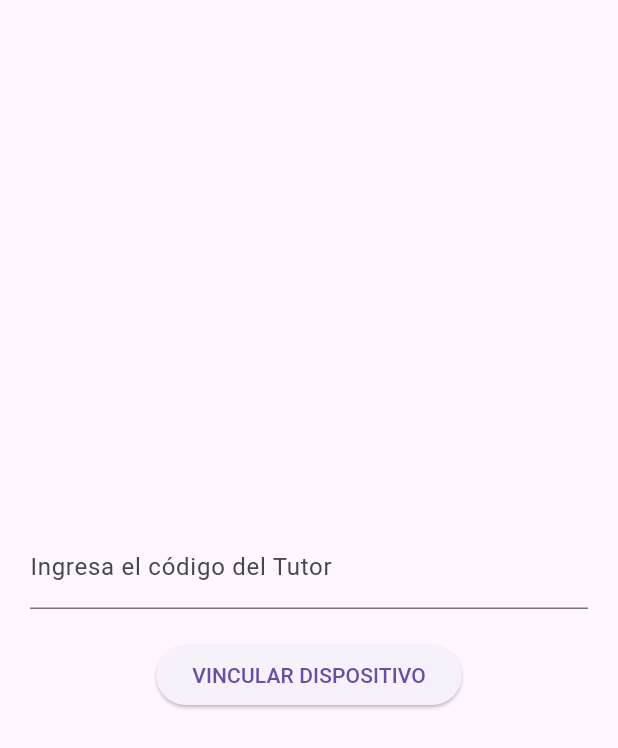
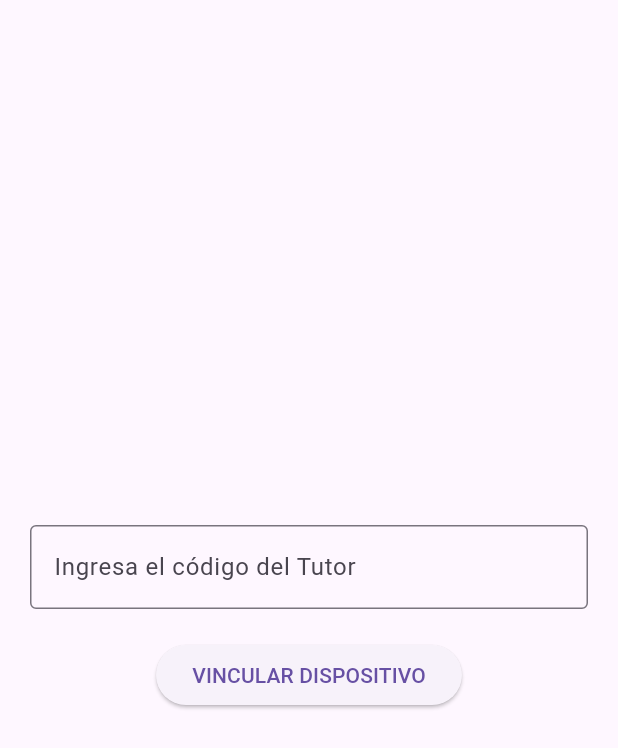
Before and after one commit to VESTA-OpenSource/vesta-tracker, a Flutter app: the screen it shows after launch, after a tap on "VINCULAR DISPOSITIVO", on a phone screen of 412 x 824 dp. Shown: the top 748 px of the screen. Run offline on Flutter 3.47's test engine with Material 3 defaults, Android fonts, the light colour scheme and no system bars; our stand-ins replace cloud_firestore, firebase_auth, firebase_core, flutter_local_notifications, geolocator, shared_preferences; missing offline and left inert: flutter_background_service; accounts and stored records are empty; network calls fail.

```diff
--- a/lib/main.dart
+++ b/lib/main.dart
@@ -3,7 +3,7 @@ import 'package:flutter/material.dart';
 import 'package:firebase_core/firebase_core.dart';
 import 'package:shared_preferences/shared_preferences.dart';
 import 'package:flutter_local_notifications/flutter_local_notifications.dart';
-import 'package:geolocator/geolocator.dart'; // Asegúrate de tener esta importación
+import 'package:geolocator/geolocator.dart';
 import 'location_service.dart';
 import 'screens/setup_screen.dart';
 import 'screens/tracker_active_screen.dart';
@@ -45,7 +45,7 @@ class VestaTrackerApp extends StatelessWidget {
       debugShowCheckedModeBanner: false,
       home: initialChildId == null
           ? const SetupScreen()
-          : TrackerActiveScreen(childId: initialChildId!),
+          : PermissionHandlerWrapper(childId: initialChildId!),
     );
   }
 }
--- a/lib/screens/setup_screen.dart
+++ b/lib/screens/setup_screen.dart
@@ -1,3 +1,4 @@
+import '../main.dart';
 import 'package:flutter/material.dart';
 import 'package:cloud_firestore/cloud_firestore.dart';
 import 'package:shared_preferences/shared_preferences.dart';
@@ -18,39 +19,49 @@ class _SetupScreenState extends State<SetupScreen> {
 
     setState(() => _isLoading = true);
 
+    debugPrint("DEBUG VESTA: Buscando hijo con pairingCode: $codigo");
+
     try {
-      // 1. Búsqueda directa y eficiente en 'pairing_codes'
-      final doc = await FirebaseFirestore.instance.collection('pairing_codes').doc(codigo).get();
+      // Usamos collectionGroup para buscar en todos los documentos llamados 'hijos'
+      final querySnapshot = await FirebaseFirestore.instance
+          .collectionGroup('hijos')
+          .where('pairingCode', isEqualTo: codigo)
+          .get();
 
-      if (!doc.exists) {
-        if (mounted) ScaffoldMessenger.of(context).showSnackBar(const SnackBar(content: Text("Código no válido")));
+      if (querySnapshot.docs.isEmpty) {
+        debugPrint("DEBUG VESTA: No se encontró ningún hijo con el código '$codigo'");
+        if (mounted) {
+          ScaffoldMessenger.of(context).showSnackBar(const SnackBar(content: Text("Código no válido")));
+        }
         return;
       }
 
-      final data = doc.data() as Map<String, dynamic>;
-      final String childId = data['childId'];
-      final String tutorId = data['tutorId'];
+      // Tomamos el primer documento que coincida
+      final doc = querySnapshot.docs.first;
+      final childId = doc.id;
+      // Obtenemos el tutorId del documento padre (la colección 'users')
+      final tutorId = doc.reference.parent.parent!.id;
 
-      // 2. Actualizar el estado a 'vinculado' en la ruta correcta
-      await FirebaseFirestore.instance
-          .collection('users')
-          .doc(tutorId)
-          .collection('hijos')
-          .doc(childId)
-          .update({'status': 'vinculado'});
+      debugPrint("DEBUG VESTA: Código encontrado. Vinculando Child: $childId con Tutor: $tutorId");
 
-      // 3. Limpieza: borrar el código para que no se reutilice
-      await doc.reference.delete();
+      // Actualizamos el status
+      await doc.reference.update({'status': 'vinculado'});
 
-      // 4. Guardar localmente
+      // Guardamos en preferencias
       final prefs = await SharedPreferences.getInstance();
       await prefs.setString('child_id', childId);
       await prefs.setString('tutor_id', tutorId);
 
-      if (mounted) ScaffoldMessenger.of(context).showSnackBar(const SnackBar(content: Text("¡Vinculado con éxito!")));
-
+      if (mounted) {
+        ScaffoldMessenger.of(context).showSnackBar(const SnackBar(content: Text("¡Vinculado con éxito!")));
+        Navigator.of(context).pushReplacement(
+          MaterialPageRoute(
+            builder: (context) => PermissionHandlerWrapper(childId: childId),
+          ),
+        );
+      }
     } catch (e) {
-      debugPrint("Error de vinculación: $e");
+      debugPrint("DEBUG VESTA: Error de vinculación: $e");
       if (mounted) ScaffoldMessenger.of(context).showSnackBar(SnackBar(content: Text("Error: $e")));
     } finally {
       if (mounted) setState(() => _isLoading = false);
@@ -65,11 +76,20 @@ class _SetupScreenState extends State<SetupScreen> {
         child: Column(
           mainAxisAlignment: MainAxisAlignment.center,
           children: [
-            TextField(controller: _controller, decoration: const InputDecoration(labelText: "Ingresa el código del Tutor")),
+            TextField(
+              controller: _controller,
+              decoration: const InputDecoration(
+                labelText: "Ingresa el código del Tutor",
+                border: OutlineInputBorder(),
+              ),
+            ),
             const SizedBox(height: 20),
             _isLoading
               ? const CircularProgressIndicator()
-              : ElevatedButton(onPressed: _vincular, child: const Text("VINCULAR DISPOSITIVO")),
+              : ElevatedButton(
+                  onPressed: _vincular,
+                  child: const Text("VINCULAR DISPOSITIVO"),
+                ),
           ],
         ),
       ),
```
Also changed, not shown: 1 other file.
